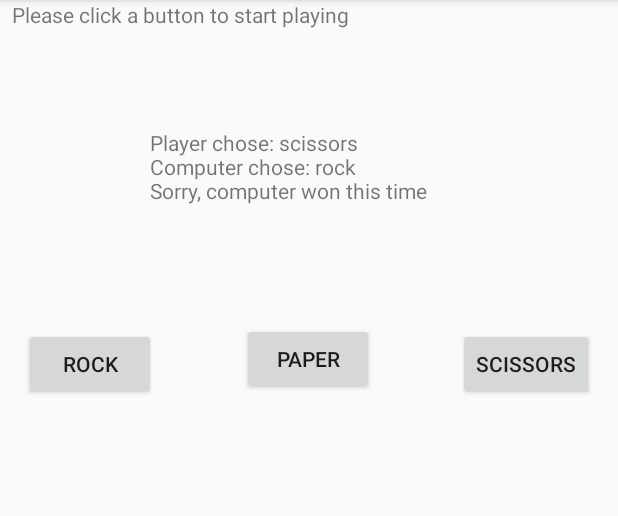
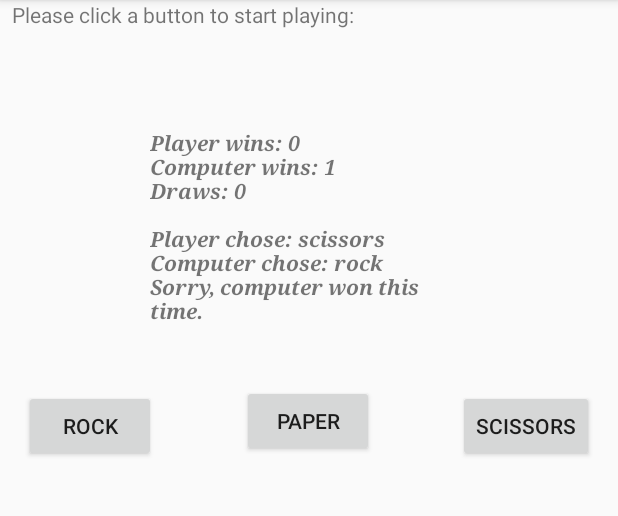
Before and after one commit to juanmataruiz/Rock-Paper-Scissors_Lizard_Spock, an Android app: the screen it shows after launch (MainActivity), after a tap on "SCISSORS", on a phone screen of 412 x 824 dp, the part 84-600 px from its top. Run offline under Robolectric (Android 15) with nearby library versions, the phone set to English and light mode, and no system bars.

Commit message:
game counts wins and draws

```diff
--- a/RockPaperScissors/app/src/main/java/com/example/user/rockpaperscissors/MainActivity.java
+++ b/RockPaperScissors/app/src/main/java/com/example/user/rockpaperscissors/MainActivity.java
@@ -48,28 +48,44 @@ public class MainActivity extends AppCompatActivity {
     public void play(MoveType playerChoice) {
        MoveType computerChoice = rockPaperScissors.getGuess();
        GameOutcome result = rockPaperScissors.getWinner(playerChoice, computerChoice);
+       rockPaperScissors.recordOutcome(result);
        displayResult(playerChoice, computerChoice, result);
     }
 
     public void displayResult(MoveType playerChoice, MoveType computerChoice, GameOutcome result) {
         resultConsole.setText("");
         StringBuilder sb = new StringBuilder();
+
+        sb.append("Player wins: ");
+        sb.append(rockPaperScissors.getPlayerWins());
+        sb.append("\n");
+
+        sb.append("Computer wins: ");
+        sb.append(rockPaperScissors.getComputerWins());
+        sb.append("\n");
+
+        sb.append("Draws: ");
+        sb.append(rockPaperScissors.getDraws());
+        sb.append("\n\n");
+
+
         sb.append("Player chose: ");
         sb.append(playerChoice.toString().toLowerCase());
         sb.append("\n");
+
         sb.append("Computer chose: ");
         sb.append(computerChoice.toString().toLowerCase());
         sb.append("\n");
 
         switch (result) {
             case PLAYER_1:
-                sb.append("Congrats you win");
+                sb.append("Congrats you win!");
                 break;
             case DRAW:
-                sb.append("It has been a draw");
+                sb.append("It has been a draw!");
                 break;
             case COMPUTER:
-                sb.append("Sorry, computer won this time");
+                sb.append("Sorry, computer won this time.");
         }
 
         resultConsole.setText(sb.toString());
--- a/RockPaperScissors/app/src/main/java/com/example/user/rockpaperscissors/RockPaperScissors.java
+++ b/RockPaperScissors/app/src/main/java/com/example/user/rockpaperscissors/RockPaperScissors.java
@@ -5,6 +5,16 @@ import java.util.Collections;
 import java.util.List;
 
 public class RockPaperScissors {
+
+    private int player_1;
+    private int computer;
+    private int draw;
+
+    public RockPaperScissors() {
+        this.player_1 = 0;
+        this.computer = 0;
+        this.draw = 0;
+    }
 
     public MoveType getGuess() {
         List<MoveType> moves = Arrays.asList(MoveType.values());
@@ -19,4 +29,29 @@ public class RockPaperScissors {
         }
         return GameOutcome.COMPUTER;
     }
+
+    public int getPlayerWins() {
+        return player_1;
+    }
+
+    public int getComputerWins() {
+        return computer;
+    }
+
+    public int getDraws() {
+        return draw;
+    }
+
+    public void recordOutcome(GameOutcome result) {
+        switch (result) {
+            case COMPUTER:
+                computer ++;
+                return;
+            case PLAYER_1:
+                player_1 ++;
+                return;
+            case DRAW:
+                draw ++;
+        }
+    }
 }
--- a/RockPaperScissors/app/src/main/res/layout/activity_main.xml
+++ b/RockPaperScissors/app/src/main/res/layout/activity_main.xml
@@ -55,12 +55,15 @@
     <TextView
         android:id="@+id/result_console"
         android:layout_width="213dp"
-        android:layout_height="90dp"
+        android:layout_height="wrap_content"
         android:layout_marginEnd="8dp"
         android:layout_marginLeft="8dp"
         android:layout_marginRight="8dp"
         android:layout_marginStart="8dp"
         android:layout_marginTop="60dp"
+        android:textSize="14sp"
+        android:textStyle="bold|italic"
+        app:fontFamily="serif"
         app:layout_constraintEnd_toEndOf="parent"
         app:layout_constraintHorizontal_bias="0.503"
         app:layout_constraintStart_toStartOf="parent"
@@ -72,7 +75,9 @@
         android:layout_height="25dp"
         android:layout_marginLeft="8dp"
         android:layout_marginStart="8dp"
-        android:text="Please click a button to start playing"
+        android:text="Please click a button to start playing:"
+        android:typeface="sans"
+        app:fontFamily="sans-serif"
         app:layout_constraintStart_toStartOf="parent"
         tools:layout_editor_absoluteY="10dp" />
 </android.support.constraint.ConstraintLayout>
```
Also changed, not shown: 1 other file.
